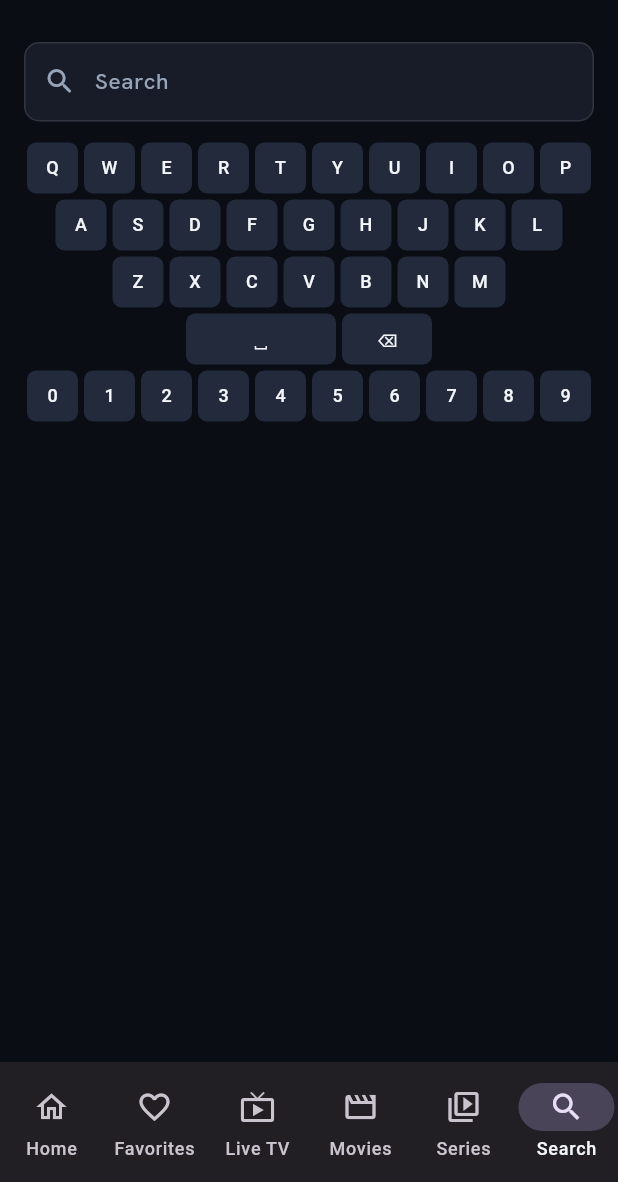
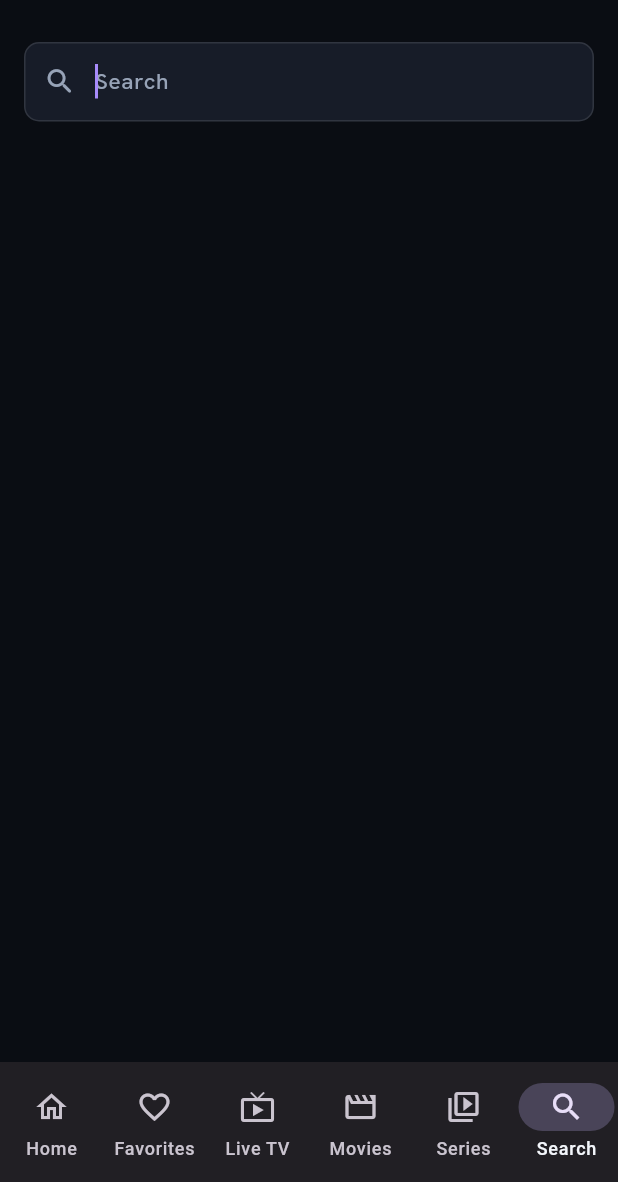
Before and after one commit to abdelaziz-mahdy/iptv_player, a Flutter app: the screen it shows after launch, item 6 of the bottom bar chosen, on a phone screen of 412 x 824 dp, the part 54-1236 px from its top. Run offline on Flutter 3.47's test engine with Material 3 defaults, Android fonts, the phone set to English and light mode, and no system bars; our stand-ins replace dio, drift, drift_flutter, equatable, flutter_bloc, freezed_annotation and 5 more; missing offline and left inert: fvp, m3u_nullsafe, xtream_code_client; accounts and stored records are empty; generated files the repository leaves out were written again.

Commit message:
feat(search): remove on-screen keyboard, lazy denser results

```diff
--- a/lib/features/search/search_screen.dart
+++ b/lib/features/search/search_screen.dart
@@ -3,7 +3,6 @@ import 'package:flutter_bloc/flutter_bloc.dart';
 
 import '../../core/di/injection.dart';
 import '../../core/theme/app_theme.dart';
-import '../../core/widgets/focusable_button.dart';
 import '../../core/widgets/poster_card.dart';
 import '../../data/repositories/repositories.dart';
 import '../../l10n/generated/app_localizations.dart';
@@ -44,26 +43,6 @@ class _SearchViewState extends State<_SearchView> {
     super.dispose();
   }
 
-  void _appendChar(BuildContext context, String ch) {
-    final cubit = context.read<SearchCubit>();
-    final newQuery = cubit.state.query + ch;
-    _controller.text = newQuery;
-    _controller.selection =
-        TextSelection.collapsed(offset: newQuery.length);
-    cubit.setQuery(newQuery);
-  }
-
-  void _backspace(BuildContext context) {
-    final cubit = context.read<SearchCubit>();
-    final q = cubit.state.query;
-    if (q.isEmpty) return;
-    final newQuery = q.substring(0, q.length - 1);
-    _controller.text = newQuery;
-    _controller.selection =
-        TextSelection.collapsed(offset: newQuery.length);
-    cubit.setQuery(newQuery);
-  }
-
   @override
   Widget build(BuildContext context) {
     final l10n = AppLocalizations.of(context)!;
@@ -93,13 +72,6 @@ class _SearchViewState extends State<_SearchView> {
                   textTheme: textTheme,
                   onChanged: (q) =>
                       context.read<SearchCubit>().setQuery(q),
-                ),
-                _OnScreenKeyboard(
-                  onKey: (ch) => _appendChar(context, ch),
-                  onSpace: () => _appendChar(context, ' '),
-                  onBackspace: () => _backspace(context),
-                  palette: p,
-                  textTheme: textTheme,
                 ),
                 Expanded(
                   child: _ResultsGrid(
@@ -156,6 +128,7 @@ class _SearchBar extends StatelessWidget {
             Expanded(
               child: TextField(
                 controller: controller,
+                autofocus: true,
                 onChanged: onChanged,
                 style: textTheme.bodyLarge?.copyWith(color: p.fg),
                 decoration: InputDecoration(
@@ -168,137 +141,6 @@ class _SearchBar extends StatelessWidget {
               ),
             ),
           ],
-        ),
-      ),
-    );
-  }
-}
-
-// Key rows match design: QWERTY layout
-const _kKeyRows = [
-  'QWERTYUIOP',
-  'ASDFGHJKL',
-  'ZXCVBNM',
-];
-
-class _OnScreenKeyboard extends StatelessWidget {
-  const _OnScreenKeyboard({
-    required this.onKey,
-    required this.onSpace,
-    required this.onBackspace,
-    required this.palette,
-    required this.textTheme,
-  });
-
-  final void Function(String) onKey;
-  final VoidCallback onSpace;
-  final VoidCallback onBackspace;
-  final dynamic palette;
-  final TextTheme textTheme;
-
-  @override
-  Widget build(BuildContext context) {
-    final p = palette;
-    return Padding(
-      padding: const EdgeInsets.symmetric(horizontal: 8, vertical: 4),
-      child: Column(
-        mainAxisSize: MainAxisSize.min,
-        children: [
-          ..._kKeyRows.map(
-            (row) => Padding(
-              padding: const EdgeInsets.symmetric(vertical: 2),
-              child: Wrap(
-                alignment: WrapAlignment.center,
-                spacing: 4,
-                children: row.split('').map((ch) {
-                  return _KeyButton(
-                    label: ch,
-                    palette: p,
-                    textTheme: textTheme,
-                    onPressed: () => onKey(ch.toLowerCase()),
-                  );
-                }).toList(),
-              ),
-            ),
-          ),
-          Padding(
-            padding: const EdgeInsets.symmetric(vertical: 2),
-            child: Row(
-              mainAxisAlignment: MainAxisAlignment.center,
-              children: [
-                _KeyButton(
-                  label: '⎵',
-                  palette: p,
-                  textTheme: textTheme,
-                  width: 100,
-                  onPressed: onSpace,
-                ),
-                const SizedBox(width: 4),
-                _KeyButton(
-                  label: '⌫',
-                  palette: p,
-                  textTheme: textTheme,
-                  width: 60,
-                  onPressed: onBackspace,
-                ),
-              ],
-            ),
-          ),
-          // Digit row 0-9
-          Padding(
-            padding: const EdgeInsets.symmetric(vertical: 2),
-            child: Wrap(
-              alignment: WrapAlignment.center,
-              spacing: 4,
-              children: List.generate(10, (i) {
-                final digit = i.toString();
-                return _KeyButton(
-                  label: digit,
-                  palette: p,
-                  textTheme: textTheme,
-                  onPressed: () => onKey(digit),
-                );
-              }),
-            ),
-          ),
-        ],
-      ),
-    );
-  }
-}
-
-class _KeyButton extends StatelessWidget {
-  const _KeyButton({
-    required this.label,
-    required this.palette,
-    required this.textTheme,
-    required this.onPressed,
-    this.width,
-  });
-
-  final String label;
-  final dynamic palette;
-  final TextTheme textTheme;
-  final VoidCallback onPressed;
-  final double? width;
-
-  @override
-  Widget build(BuildContext context) {
-    final p = palette;
-    return FocusableButton(
-      semanticLabel: label,
-      onPressed: onPressed,
-      child: Container(
-        width: width ?? 34,
-        height: 34,
-        alignment: Alignment.center,
-        decoration: BoxDecoration(
-          color: p.surface2,
-          borderRadius: BorderRadius.circular(6),
-        ),
-        child: Text(
-          label,
-          style: textTheme.labelMedium?.copyWith(color: p.fg),
         ),
       ),
     );
@@ -360,9 +202,9 @@ class _ResultsGrid extends StatelessWidget {
                     gridDelegate:
                         const SliverGridDelegateWithMaxCrossAxisExtent(
                       maxCrossAxisExtent: 150,
-                      childAspectRatio: 2 / 4.2,
-                      crossAxisSpacing: 8,
-                      mainAxisSpacing: 8,
+                      mainAxisSpacing: 10,
+                      crossAxisSpacing: 10,
+                      childAspectRatio: 2 / 3.4,
                     ),
                     itemCount: results.length,
                     itemBuilder: (context, index) {
```
Also changed, not shown: 1 other file.
